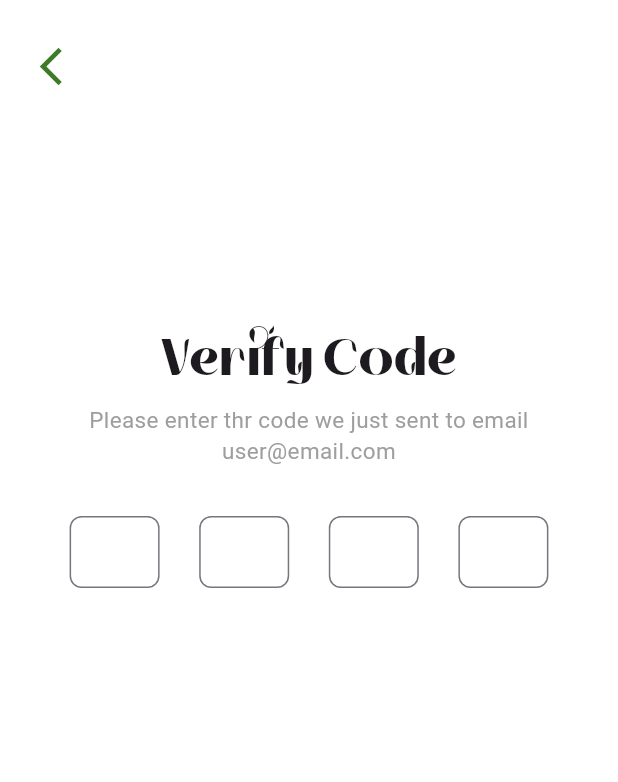
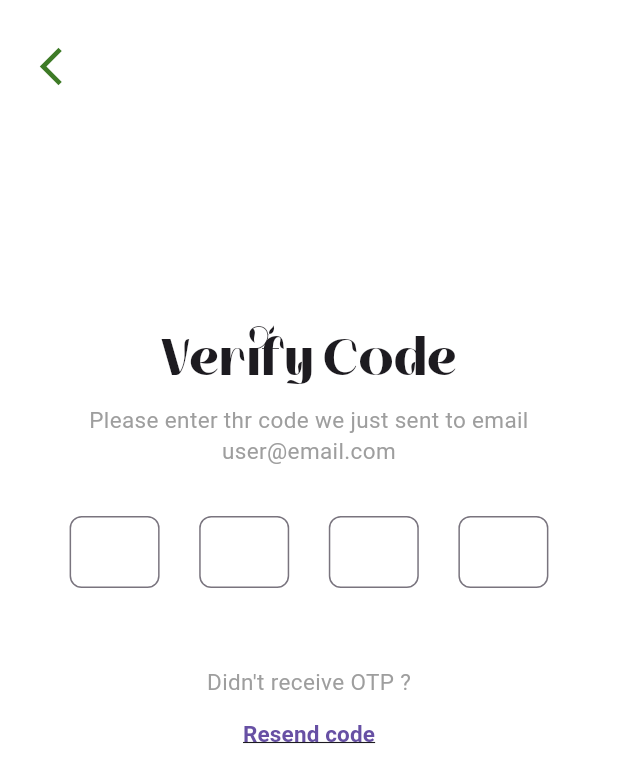
Before and after one commit to EsAm1973/Mazraaty, a Flutter app: the screen it shows after launch, on a phone screen of 412 x 824 dp. Shown: the top 782 px of the screen. Run offline on Flutter 3.47's test engine with Material 3 defaults, Android fonts, the phone set to English and light mode, and no system bars; our stand-ins replace font_awesome_flutter, go_router, google_fonts, image_picker; Roboto replaces fonts that are missing (Inder).

Commit message:
create verify code resend

```diff
--- a/lib/Features/authentication/presentation/views/widgets/verify_code_view_body.dart
+++ b/lib/Features/authentication/presentation/views/widgets/verify_code_view_body.dart
@@ -1,7 +1,9 @@
 import 'package:flutter/material.dart';
 import 'package:go_router/go_router.dart';
+import 'package:mazraaty/Core/utils/styles.dart';
 import 'package:mazraaty/Features/authentication/presentation/views/widgets/verifycode_backbutton.dart';
 import 'package:mazraaty/Features/authentication/presentation/views/widgets/verifycode_otpbox.dart';
+import 'package:mazraaty/Features/authentication/presentation/views/widgets/verifycode_resend.dart';
 import 'package:mazraaty/Features/authentication/presentation/views/widgets/verifycode_title.dart';
 
 class VerifyCodeViewBody extends StatefulWidget {
@@ -109,7 +111,11 @@ class _VerifyCodeViewBodyState extends State<VerifyCodeViewBody> {
                       onChanged: _onFieldChanged,
                     ),
                   ],
-                )
+                ),
+                const SizedBox(
+                  height: 40,
+                ),
+                const VerifyCodeResendCode(),
               ],
             ),
           ),
@@ -118,12 +124,3 @@ class _VerifyCodeViewBodyState extends State<VerifyCodeViewBody> {
     );
   }
 }
-
-class VerifyCodeResendCode extends StatelessWidget {
-  const VerifyCodeResendCode({super.key});
-
-  @override
-  Widget build(BuildContext context) {
-    return const Placeholder();
-  }
-}
--- /dev/null
+++ b/lib/Features/authentication/presentation/views/widgets/verifycode_resend.dart
@@ -0,0 +1,26 @@
+import 'package:flutter/material.dart';
+import 'package:mazraaty/Core/utils/styles.dart';
+
+class VerifyCodeResendCode extends StatelessWidget {
+  const VerifyCodeResendCode({super.key});
+
+  @override
+  Widget build(BuildContext context) {
+    return Column(mainAxisAlignment: MainAxisAlignment.center, children: [
+      Text(
+        'Didn\'t receive OTP ?',
+        style: Styles.textStyle15.copyWith(color: Colors.grey),
+      ),
+      TextButton(
+        onPressed: () {},
+        child: Text(
+          'Resend code',
+          style: Styles.textStyle15.copyWith(
+            fontWeight: FontWeight.w600,
+            decoration: TextDecoration.underline,
+          ),
+        ),
+      ),
+    ]);
+  }
+}
```
